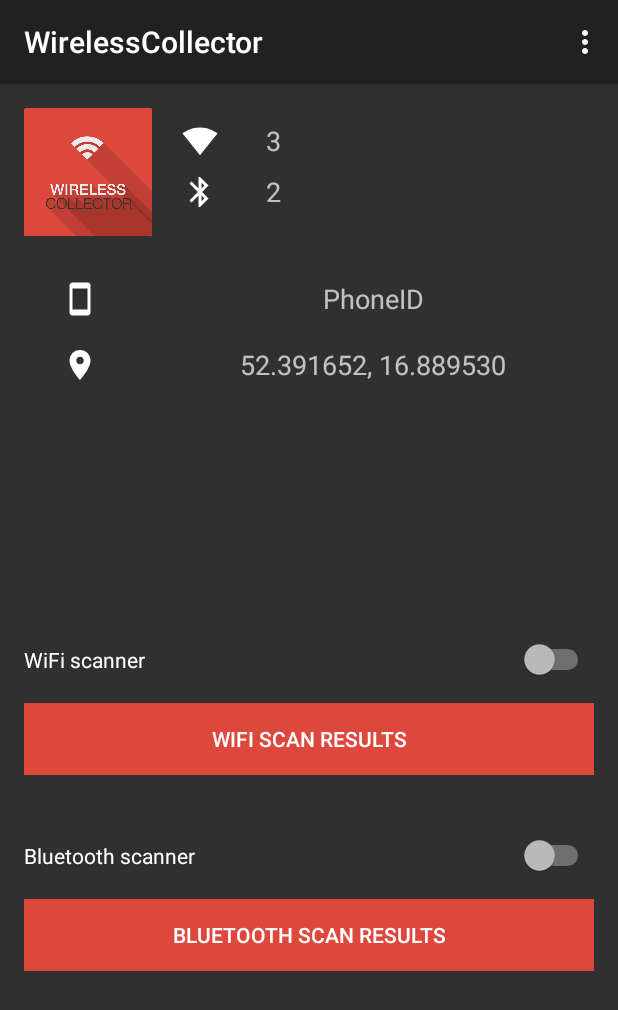
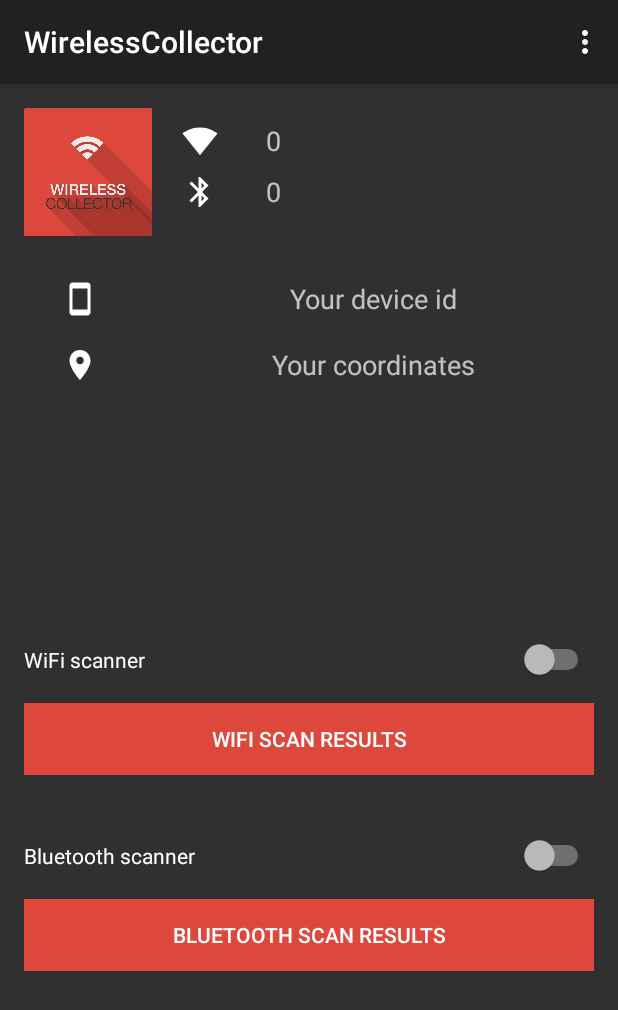
Before and after one commit to bojakowsky/WirelessScannerProject, an Android app: the screen it shows after launch (MainActivity), on a phone screen of 412 x 824 dp. Shown: the top 1010 px of the screen. Run offline under Robolectric (Android 15) with nearby library versions, the phone set to English and light mode, and no system bars.

Commit message:
Main activity textviews fixes

```diff
--- a/EnvScanner/app/src/main/res/layout/activity_main.xml
+++ b/EnvScanner/app/src/main/res/layout/activity_main.xml
@@ -99,7 +99,6 @@
         android:layout_width="wrap_content"
         android:layout_height="wrap_content"
         android:textAppearance="?android:attr/textAppearanceMedium"
-        android:text="PhoneID"
         android:id="@+id/phoneIdText"
         android:longClickable="true"
         android:autoText="false"
@@ -107,7 +106,8 @@
         android:layout_alignBottom="@+id/imageView2"
         android:layout_alignParentEnd="true"
         android:layout_toEndOf="@+id/imageView"
-        android:layout_marginTop="30dp" />
+        android:layout_marginTop="30dp"
+        android:text="Your device id" />
 
     <ImageView
         android:layout_width="wrap_content"
@@ -122,14 +122,14 @@
         android:layout_width="wrap_content"
         android:layout_height="wrap_content"
         android:textAppearance="?android:attr/textAppearanceMedium"
-        android:text="52.391652, 16.889530"
         android:id="@+id/locationText"
         android:longClickable="true"
         android:autoText="false"
         android:textAlignment="center"
         android:layout_alignBottom="@+id/imageView3"
         android:layout_alignStart="@+id/phoneIdText"
-        android:layout_alignParentEnd="true" />
+        android:layout_alignParentEnd="true"
+        android:text="Your coordinates" />
 
     <ImageView
         android:layout_width="wrap_content"
@@ -154,17 +154,17 @@
         android:layout_width="wrap_content"
         android:layout_height="wrap_content"
         android:textAppearance="?android:attr/textAppearanceMedium"
-        android:text="3"
         android:id="@+id/numberOfWifiText"
         android:layout_alignBottom="@+id/imageView5"
         android:layout_toEndOf="@+id/imageView5"
-        android:layout_marginStart="32dp" />
+        android:layout_marginStart="32dp"
+        android:text="0" />
 
     <TextView
         android:layout_width="wrap_content"
         android:layout_height="wrap_content"
         android:textAppearance="?android:attr/textAppearanceMedium"
-        android:text="2"
+        android:text="0"
         android:id="@+id/numberOfBlueToothText"
         android:layout_alignBottom="@+id/imageView4"
         android:layout_alignStart="@+id/numberOfWifiText" />
```
